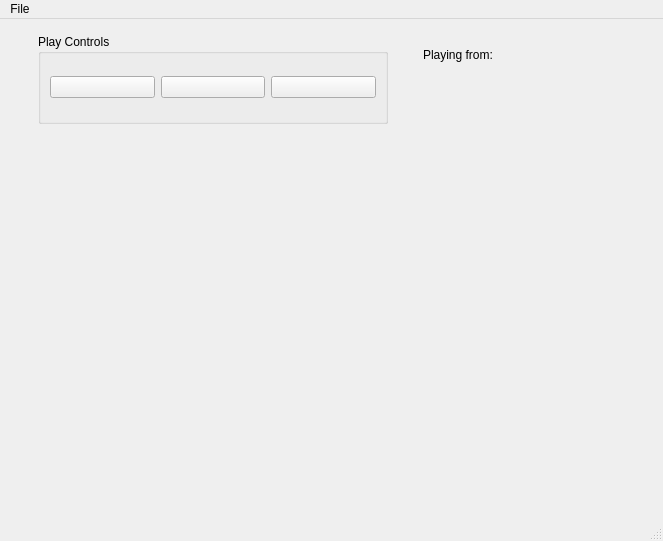
First picture: the form in scorer_gui/obj_scorer_ui.ui, repository NeuroNetMem/score, before the edit.
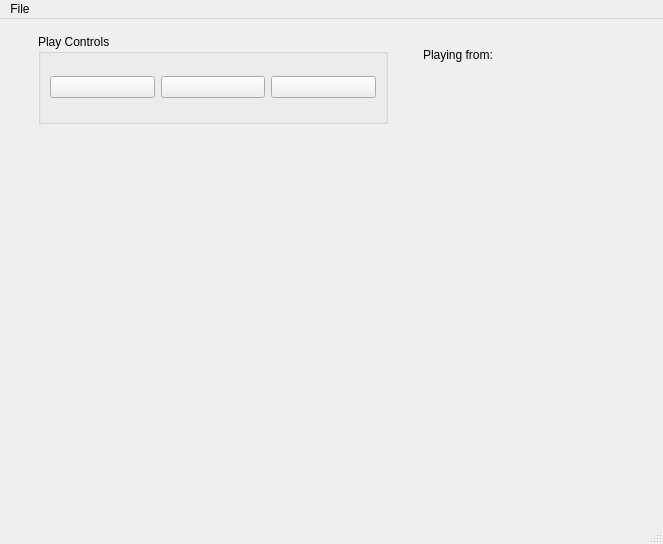
Second picture: the form after the edit. Icons and pictures are not drawn. Custom widgets are drawn as their Qt base class.

Commit message: automated ui construction

The edit to the form file:
```diff
--- a/scorer_gui/obj_scorer_ui.ui
+++ b/scorer_gui/obj_scorer_ui.ui
@@ -7,7 +7,7 @@
     <x>0</x>
     <y>0</y>
     <width>663</width>
-    <height>541</height>
+    <height>544</height>
    </rect>
   </property>
   <property name="minimumSize">
```
Left out of the diff: 2 changed lines with no effect on the pictures. The commit also changes 5 other files.
